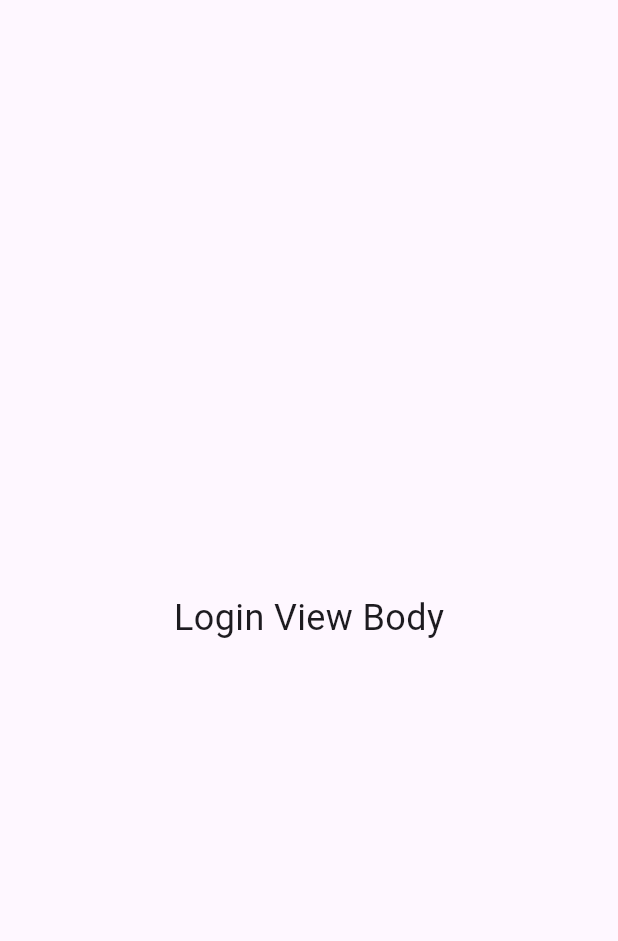
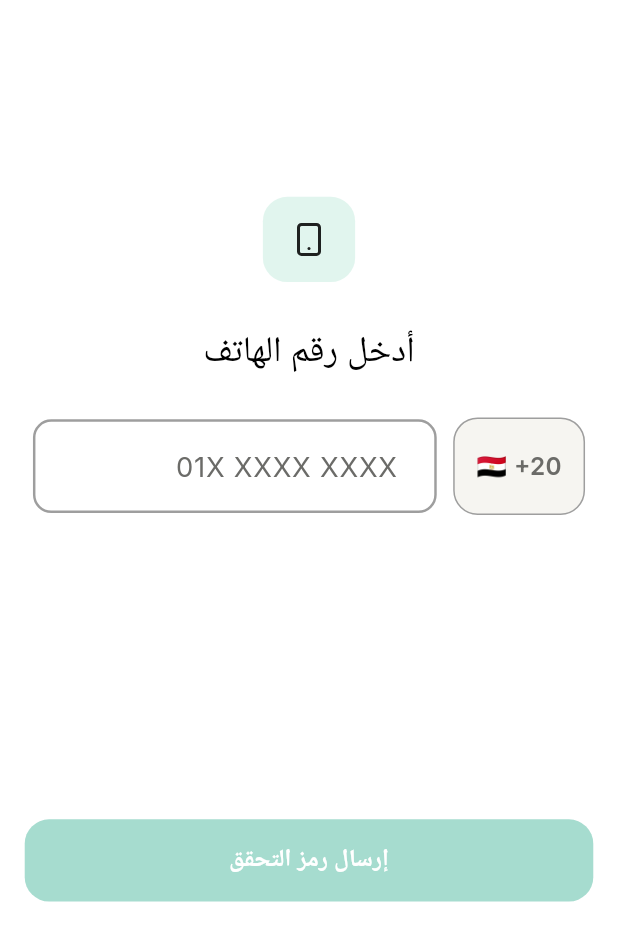
Before and after one commit to Mohamed-Khaled-7/Health-Passport, a Flutter app: the screen it shows after launch, on a phone screen of 412 x 824 dp. Shown: the top 941 px of the screen. Run offline on Flutter 3.47's test engine with Material 3 defaults, Android fonts, the phone set to English and light mode, and no system bars; our stand-ins replace flutter_screenutil, go_router, google_fonts, lucide_icons_flutter; Roboto replaces fonts that are missing (Cairo).

Commit message:
create login page done

```diff
--- /dev/null
+++ b/lib/core/theme/app_color.dart
@@ -0,0 +1,13 @@
+import 'dart:ui';
+
+class AppColors {
+  static const teal = Color(0xFF1D9E75);
+  static const tealDark = Color(0xFF0F6E56);
+  static const tealLight = Color(0xFFE1F5EE);
+  static const bg = Color(0xFFF6F5F1);
+  static const card = Color(0xFFFFFFFF);
+  static const ink = Color(0xFF1A1A1A);
+  static const muted = Color(0xFF6B6B68);
+  static const line = Color(0xFFE7E5DE);
+  static const coral = Color(0xFFD85A30);
+}
--- a/lib/core/utils/app_routes.dart
+++ b/lib/core/utils/app_routes.dart
@@ -3,9 +3,9 @@
 import 'package:healthpassport/features/splash/presentation/views/splash_view.dart';
 
 class AppRoutes {
-  final String splashRoute = '/SplashView';
-  final String loginRoute = '/LoginView';
-  final routes = GoRouter(
+  static final  String splashRoute = '/SplashView';
+  static final String loginRoute = '/LoginView';
+  static final routes = GoRouter(
     routes: [
       GoRoute(path: '/', builder: (context, state) => const SplashView()),
       GoRoute(path: '/LoginView', builder: (context, state) => const LoginView()),
--- a/lib/features/login/presentation/views/login_view.dart
+++ b/lib/features/login/presentation/views/login_view.dart
@@ -6,6 +6,9 @@ class LoginView extends StatelessWidget {
 
   @override
   Widget build(BuildContext context) {
-    return const LoginViewBody();
+    return Scaffold(
+      body: LoginViewBody(),
+      backgroundColor: Colors.white,
+      );
   }
 }
--- /dev/null
+++ b/lib/features/login/presentation/views/widgets/country_badge.dart
@@ -0,0 +1,32 @@
+import 'package:flutter/material.dart';
+import 'package:flutter_screenutil/flutter_screenutil.dart';
+import 'package:google_fonts/google_fonts.dart';
+import 'package:healthpassport/core/theme/app_color.dart';
+
+class CountryBadge extends StatelessWidget {
+  const CountryBadge({super.key});
+
+  @override
+  Widget build(BuildContext context) {
+    return Container(
+      height: 64.h,
+      width: 80.w,
+
+      decoration: BoxDecoration(
+        color: AppColors.bg,
+        borderRadius: BorderRadius.all(Radius.circular(16.r)),
+        border: Border.all(color: Colors.grey, width: 1),
+      ),
+      child: Center(
+        child: Text(
+          '🇪🇬 +20',
+          style: GoogleFonts.inter(
+            fontSize: 16.spMax,
+            fontWeight: FontWeight.w600,
+            color: AppColors.muted,
+          ),
+        ),
+      ),
+    );
+  }
+}
--- /dev/null
+++ b/lib/features/login/presentation/views/widgets/login_button.dart
@@ -0,0 +1,39 @@
+import 'package:flutter/material.dart';
+import 'package:flutter_screenutil/flutter_screenutil.dart';
+import 'package:google_fonts/google_fonts.dart';
+
+class LoginButton extends StatelessWidget {
+  const LoginButton({super.key, required this.onPressed});
+
+  final VoidCallback onPressed;
+
+  @override
+  Widget build(BuildContext context) {
+    return Padding(
+      padding: EdgeInsets.symmetric(horizontal: 15.w, vertical: 200.h),
+      child: SizedBox(
+        width: double.infinity,
+        height: 54.h,
+        child: ElevatedButton(
+          onPressed: onPressed,
+          style: ElevatedButton.styleFrom(
+            backgroundColor: const Color(0xFFA6DCCF),
+            foregroundColor: Colors.white,
+            elevation: 0,
+            shape: RoundedRectangleBorder(
+              borderRadius: BorderRadius.circular(16.r),
+            ),
+          ),
+          child: Text(
+            'إرسال رمز التحقق',
+            style: GoogleFonts.cairo(
+              fontSize: 16.sp,
+              fontWeight: FontWeight.w700,
+              color: Colors.white,
+            ),
+          ),
+        ),
+      ),
+    );
+  }
+}
--- /dev/null
+++ b/lib/features/login/presentation/views/widgets/login_container.dart
@@ -0,0 +1,21 @@
+import 'package:flutter/material.dart';
+import 'package:flutter_screenutil/flutter_screenutil.dart';
+import 'package:healthpassport/core/theme/app_color.dart';
+import 'package:lucide_icons_flutter/lucide_icons.dart';
+
+class LoginContainer extends StatelessWidget {
+  const LoginContainer({super.key});
+
+  @override
+  Widget build(BuildContext context) {
+    return Container(
+      child: Icon(LucideIcons.smartphone),
+      width: 56.w,
+      height: 56.h,
+      decoration: BoxDecoration(
+        color: AppColors.tealLight,
+        borderRadius: BorderRadius.circular(16.r),
+      ),
+    );
+  }
+}
--- a/lib/features/login/presentation/views/widgets/login_view_body.dart
+++ b/lib/features/login/presentation/views/widgets/login_view_body.dart
@@ -1,13 +1,49 @@
 import 'package:flutter/material.dart';
+import 'package:flutter_screenutil/flutter_screenutil.dart';
+import 'package:google_fonts/google_fonts.dart';
+import 'package:healthpassport/features/login/presentation/views/widgets/country_badge.dart';
+import 'package:healthpassport/features/login/presentation/views/widgets/login_button.dart';
+import 'package:healthpassport/features/login/presentation/views/widgets/login_container.dart';
+import 'package:healthpassport/features/login/presentation/views/widgets/phone_text_field.dart';
 
 class LoginViewBody extends StatelessWidget {
   const LoginViewBody({super.key});
 
   @override
   Widget build(BuildContext context) {
-    return Scaffold(
-      body: Center(
-        child: Text('Login View Body', style: TextStyle(fontSize: 24)),
+    return Center(
+      child: Padding(
+        padding: EdgeInsets.only(top: 80.h),
+        child: Column(
+          children: [
+            const SizedBox(height: 50),
+            LoginContainer(),
+            const SizedBox(height: 30),
+            Text(
+              'أدخل رقم الهاتف',
+              style: GoogleFonts.cairo(
+                fontSize: 24,
+                fontWeight: FontWeight.w500,
+                color: Colors.black,
+              ),
+            ),
+            const SizedBox(height: 5),
+            Row(
+              children: [
+                PhoneTextField(),
+                Padding(
+                  padding: EdgeInsets.only(top: 20.h, right: 20.w),
+                  child: CountryBadge(),
+                ),
+              ],
+            ),
+            LoginButton(
+              onPressed: () {
+                // Handle login button press
+              },
+            ),
+          ],
+        ),
       ),
     );
   }
--- /dev/null
+++ b/lib/features/login/presentation/views/widgets/phone_text_field.dart
@@ -0,0 +1,46 @@
+import 'package:flutter/material.dart';
+import 'package:flutter_screenutil/flutter_screenutil.dart';
+import 'package:google_fonts/google_fonts.dart';
+import 'package:healthpassport/core/theme/app_color.dart';
+
+class PhoneTextField extends StatelessWidget {
+  const PhoneTextField({super.key});
+
+  @override
+  Widget build(BuildContext context) {
+    return Expanded(
+      child: Padding(
+        padding: EdgeInsets.only(top: 20.h, left: 20.w, right: 10.w),
+        child: TextField(
+          keyboardType: TextInputType.phone,
+          textDirection: TextDirection.ltr,
+          textAlign: TextAlign.right,
+          maxLength: 11,
+          style: GoogleFonts.inter(fontSize: 20.sp, color: AppColors.ink),
+          decoration: InputDecoration(
+            counterText: '',
+            hintText: '01X XXXX XXXX',
+            hintStyle: GoogleFonts.inter(
+              color: AppColors.muted,
+              fontSize: 18.sp,
+            ),
+            contentPadding: EdgeInsets.symmetric(
+              horizontal: 20.w,
+              vertical: 16.h,
+            ),
+
+            enabledBorder: OutlineInputBorder(
+              borderRadius: BorderRadius.circular(12.r),
+              borderSide: BorderSide(color: Colors.grey, width: 1.5.w),
+            ),
+
+            focusedBorder: OutlineInputBorder(
+              borderRadius: BorderRadius.circular(12.r),
+              borderSide: BorderSide(color: AppColors.muted, width: 2.w),
+            ),
+          ),
+        ),
+      ),
+    );
+  }
+}
--- a/lib/features/splash/presentation/views/splash_view.dart
+++ b/lib/features/splash/presentation/views/splash_view.dart
@@ -6,6 +6,9 @@ class SplashView extends StatelessWidget {
 
   @override
   Widget build(BuildContext context) {
-    return SplashViewBody();
+    return Scaffold(
+      backgroundColor: Color(0xFF1D9E75),
+      body: SplashViewBody(),
+    );
   }
 }
--- a/lib/features/splash/presentation/views/widgets/splash_view_body.dart
+++ b/lib/features/splash/presentation/views/widgets/splash_view_body.dart
@@ -21,16 +21,13 @@ class _SplashViewBodyState extends State<SplashViewBody> {
   void navigateToNextScreen() {
     Future.delayed(const Duration(seconds: 2), () {
       if (!mounted) return;
-      context.go(AppRoutes().loginRoute);
+      context.go(AppRoutes.loginRoute);
     });
   }
 
   @override
   Widget build(BuildContext context) {
-    return Scaffold(
-      backgroundColor: Color(0xFF1D9E75),
-
-      body: Column(
+    return Column(
       mainAxisAlignment: MainAxisAlignment.center,
       children: [
         Center(child: SplashContainer()),
@@ -47,7 +44,6 @@ class _SplashViewBodyState extends State<SplashViewBody> {
           style: GoogleFonts.cairo(fontSize: 18, color: Colors.white),
         ),
       ],
-      ),
     );
   }
 }
--- a/lib/main.dart
+++ b/lib/main.dart
@@ -1,4 +1,5 @@
 import 'package:flutter/material.dart';
+import 'package:flutter_screenutil/flutter_screenutil.dart';
 import 'package:healthpassport/core/utils/app_routes.dart';
 
 void main() {
@@ -10,10 +11,17 @@ class HealthPassport extends StatelessWidget {
 
   @override
   Widget build(BuildContext context) {
-    return MaterialApp.router(
-      debugShowCheckedModeBanner: false,
-      routerConfig: AppRoutes().routes,
-      title: 'Flutter Demo',
+    return ScreenUtilInit(
+      designSize: const Size(375, 812),
+      minTextAdapt: true,
+      splitScreenMode: true,
+      builder: (context, child) {
+        return MaterialApp.router(
+          debugShowCheckedModeBanner: false,
+          routerConfig: AppRoutes.routes,
+          title: 'Health Passport',
+        );
+      },
     );
   }
 }
--- a/pubspec.yaml
+++ b/pubspec.yaml
@@ -36,6 +36,8 @@ dependencies:
   cupertino_icons: ^1.0.8
   google_fonts: ^8.1.0
   go_router: ^17.3.0
+  lucide_icons_flutter: ^3.1.14+2
+  flutter_screenutil: ^5.9.3
 
 dev_dependencies:
   flutter_test:
```
Also changed, not shown: pubspec.lock, 1 other file. Lines whose indentation alone changed are shown as unchanged.
